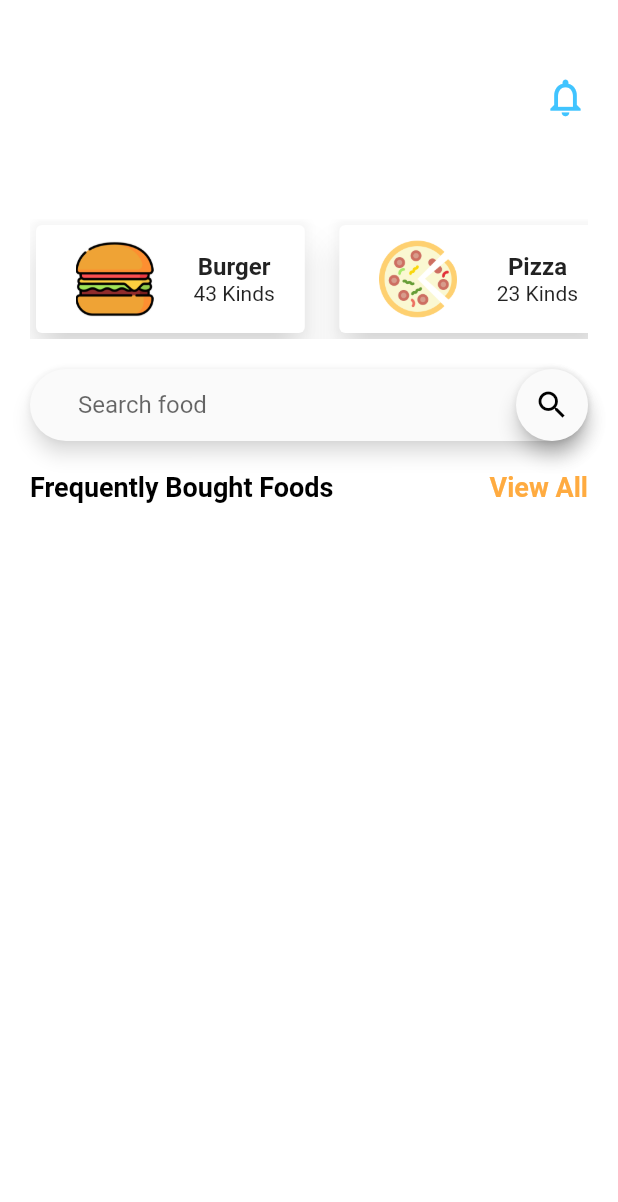
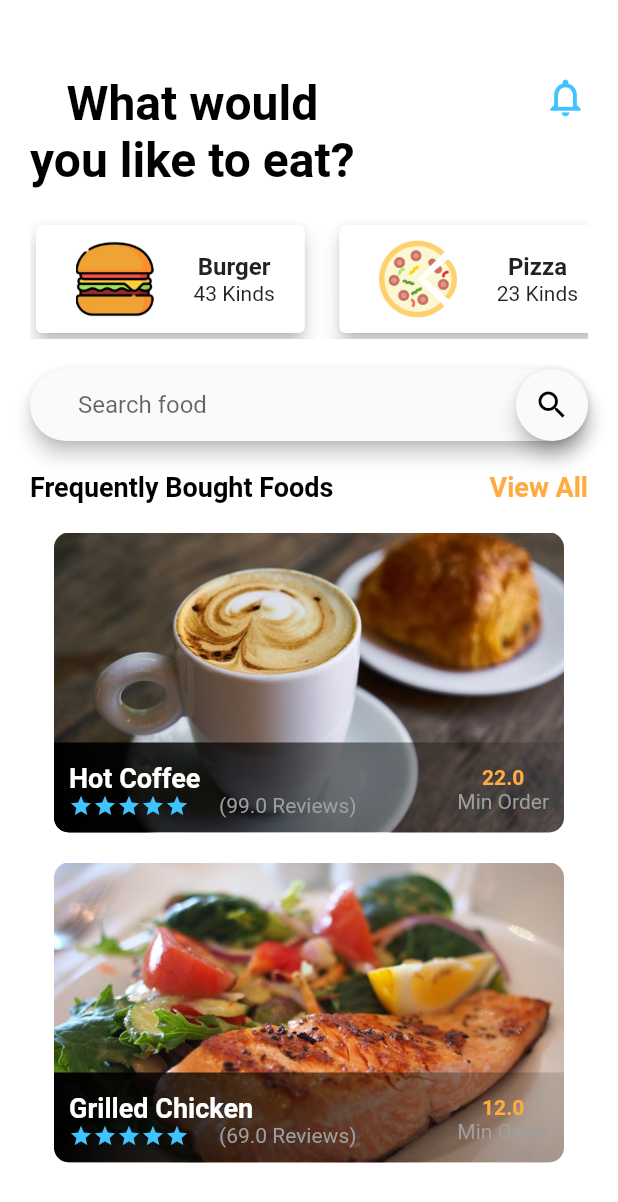
Before and after one commit to mirajvyas99/restaurant_app, a Flutter app: the HomePage screen opened directly, on a phone screen of 412 x 824 dp. Shown: the top 1202 px of the screen. Run offline on Flutter 3.47's test engine with Material 2 defaults, Android fonts, the phone set to English and light mode, and no system bars.

Commit message:
Add files via upload

```diff
--- a/lib/src/widgets/bought_foods.dart
+++ b/lib/src/widgets/bought_foods.dart
@@ -1,6 +1,24 @@
 import 'package:flutter/material.dart';
 
 class BoughtFoods extends StatefulWidget {
+  final String id;
+  final String name;
+  final String imagePath;
+  final String category;
+  final double price;
+  final double discount;
+  final double ratings;
+
+  BoughtFoods({
+    this.id,
+    this.name,
+    this.imagePath,
+    this.category,
+    this.price,
+    this.discount,
+    this.ratings,
+  });
+
   @override
   _BoughtFoodsState createState() => _BoughtFoodsState();
 }
@@ -8,6 +26,105 @@ class BoughtFoods extends StatefulWidget {
 class _BoughtFoodsState extends State<BoughtFoods> {
   @override
   Widget build(BuildContext context) {
-    return Container();
+    return ClipRRect(
+      borderRadius: BorderRadius.circular(10.0),
+      child: Stack(
+        children: <Widget>[
+          Container(
+            height: 200.0,
+            width: 340.0,
+            child: Image.asset(widget.imagePath, fit: BoxFit.cover),
+          ),
+          Positioned(
+            left: 0.0,
+            bottom: 0.0,
+            child: Container(
+              height: 60.0,
+              width: 340.0,
+              decoration: BoxDecoration(
+                gradient: LinearGradient(
+                  colors: [Colors.black, Colors.black12],
+                ),
+              ),
+            ),
+          ),
+          Positioned(
+            left: 10.0,
+            bottom: 10.0,
+            right: 10.0,
+            child: Row(
+              mainAxisAlignment: MainAxisAlignment.spaceBetween,
+              children: <Widget>[
+                Column(
+                  crossAxisAlignment: CrossAxisAlignment.start,
+                  children: <Widget>[
+                    Text(
+                      widget.name,
+                      style: TextStyle(
+                          color: Colors.white,
+                          fontWeight: FontWeight.bold,
+                          fontSize: 18.0),
+                    ),
+                    Row(
+                      children: <Widget>[
+                        Icon(
+                          Icons.star,
+                          color: Theme.of(context).primaryColor,
+                          size: 16.0,
+                        ),
+                        Icon(
+                          Icons.star,
+                          color: Theme.of(context).primaryColor,
+                          size: 16.0,
+                        ),
+                        Icon(
+                          Icons.star,
+                          color: Theme.of(context).primaryColor,
+                          size: 16.0,
+                        ),
+                        Icon(
+                          Icons.star,
+                          color: Theme.of(context).primaryColor,
+                          size: 16.0,
+                        ),
+                        Icon(
+                          Icons.star,
+                          color: Theme.of(context).primaryColor,
+                          size: 16.0,
+                        ),
+                        SizedBox(
+                          width: 20.0,
+                        ),
+                        Text(
+                          "(" + widget.ratings.toString() + " Reviews)",
+                          style: TextStyle(
+                            color: Colors.grey,
+                          ),
+                        ),
+                      ],
+                    ),
+                  ],
+                ),
+                Column(
+                  children: <Widget>[
+                    Text(
+                      widget.price.toString(),
+                      style: TextStyle(
+                        fontWeight: FontWeight.bold,
+                        color: Colors.orangeAccent,
+                      ),
+                    ),
+                    Text(
+                      "Min Order",
+                      style: TextStyle(color: Colors.grey),
+                    ),
+                  ],
+                )
+              ],
+            ),
+          ),
+        ],
+      ),
+    );
   }
 }
--- a/lib/src/widgets/food_card.dart
+++ b/lib/src/widgets/food_card.dart
@@ -1,34 +1,38 @@
 import 'package:flutter/material.dart';
 
 class FoodCard extends StatelessWidget {
-
   final String categoryName;
   final String imagePath;
   final int numberOfItems;
 
-  FoodCard({this.categoryName,this.imagePath,this.numberOfItems});
+  FoodCard({this.categoryName, this.imagePath, this.numberOfItems});
 
   @override
   Widget build(BuildContext context) {
     return Container(
       margin: EdgeInsets.only(right: 15),
       child: Card(
-        shadowColor: Colors.white,
-        elevation: 10,
+        elevation: 5.0,
         child: Padding(
-          padding: const EdgeInsets.symmetric(horizontal: 20,vertical: 10),
+          padding: const EdgeInsets.symmetric(horizontal: 20, vertical: 10),
           child: Row(
             children: <Widget>[
               Image(
                 image: AssetImage(imagePath),
-                height: 65,
-                width: 65,
+                height: 65.0,
+                width: 65.0,
               ),
-              SizedBox(width: 20,),
+              SizedBox(
+                width: 20.0,
+              ),
               Column(
                 mainAxisAlignment: MainAxisAlignment.center,
                 children: <Widget>[
-                  Text(categoryName, style: TextStyle(fontWeight: FontWeight.bold,fontSize: 16),),
+                  Text(
+                    categoryName,
+                    style:
+                        TextStyle(fontWeight: FontWeight.bold, fontSize: 16.0),
+                  ),
                   Text("$numberOfItems Kinds"),
                 ],
               )
--- a/lib/src/widgets/food_category.dart
+++ b/lib/src/widgets/food_category.dart
@@ -7,20 +7,17 @@ import '../data/category_data.dart';
 //Model
 import '../models/category_model.dart';
 
-
-
 class FoodCategory extends StatelessWidget {
-
   final List<Category> _categories = categories;
 
   @override
   Widget build(BuildContext context) {
     return Container(
-      height: 80,
+      height: 80.0,
       child: ListView.builder(
         scrollDirection: Axis.horizontal,
         itemCount: _categories.length,
-        itemBuilder: (BuildContext context, int index){
+        itemBuilder: (BuildContext context, int index) {
           return FoodCard(
             categoryName: _categories[index].categoryName,
             imagePath: _categories[index].imagePath,
--- a/lib/src/widgets/home_top_info.dart
+++ b/lib/src/widgets/home_top_info.dart
@@ -1,24 +1,34 @@
 import 'package:flutter/material.dart';
 
 class HomeTopInfo extends StatelessWidget {
-
-  final textStyle =  TextStyle(fontSize: 32, fontWeight: FontWeight.bold, color: Colors.white);
+  final textStyle = TextStyle(
+      fontSize: 32.0, fontWeight: FontWeight.bold, color: Colors.black);
 
   @override
   Widget build(BuildContext context) {
     return Container(
-      margin: EdgeInsets.only(bottom: 20),
+      margin: EdgeInsets.only(bottom: 20.0),
       child: Row(
         mainAxisAlignment: MainAxisAlignment.spaceBetween,
         crossAxisAlignment: CrossAxisAlignment.start,
         children: <Widget>[
           Column(
             children: <Widget>[
-              Text("What would", style: textStyle),
-              Text("you like to eat?", style: textStyle,),
+              Text(
+                "What would",
+                style: textStyle,
+              ),
+              Text(
+                "you like to eat?",
+                style: textStyle,
+              ),
             ],
           ),
-          Icon(Icons.notifications_none,size: 30,color: Theme.of(context).primaryColor,),
+          Icon(
+            Icons.notifications_none,
+            size: 30.0,
+            color: Theme.of(context).primaryColor,
+          ),
         ],
       ),
     );
--- a/lib/src/widgets/search_field.dart
+++ b/lib/src/widgets/search_field.dart
@@ -4,16 +4,16 @@ class SearchField extends StatelessWidget {
   @override
   Widget build(BuildContext context) {
     return Material(
-      shadowColor: Colors.white,
-      elevation: 5,
-      borderRadius: BorderRadius.circular(30),
+      elevation: 5.0,
+      borderRadius: BorderRadius.circular(30.0),
       child: TextField(
         decoration: InputDecoration(
-        contentPadding: EdgeInsets.symmetric(horizontal: 32, vertical: 14),
+          contentPadding:
+              EdgeInsets.symmetric(horizontal: 32.0, vertical: 14.0),
           hintText: "Search food",
           suffixIcon: Material(
-          elevation: 5,
-          borderRadius: BorderRadius.circular(30),
+            elevation: 5.0,
+            borderRadius: BorderRadius.circular(30.0),
             child: Icon(
               Icons.search,
               color: Colors.black,
```
Lines whose indentation alone changed are shown as unchanged.
